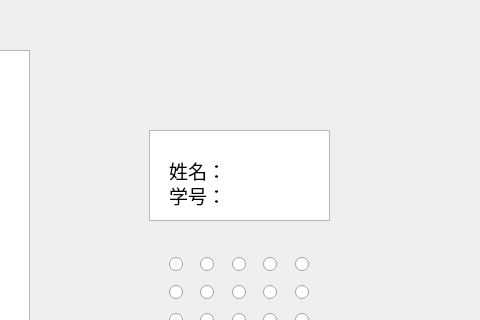
Old version of the form source/studentexam.ui in the repository Sodataco/exam-system; both pictures show x 511 to 991 and y 0 to 320 of the 991 by 730 pixel window.
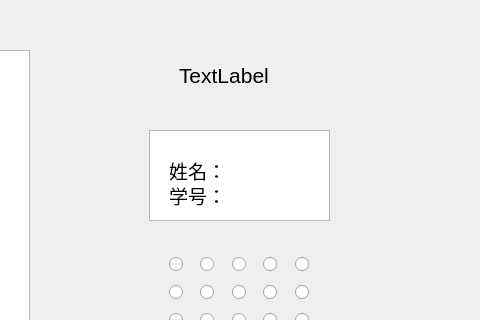
New version of the form. The open tabs and pages were chosen to show the change.

The edit to the form file:
```diff
--- a/source/studentexam.ui
+++ b/source/studentexam.ui
@@ -532,6 +532,24 @@
     </widget>
    </widget>
   </widget>
+  <widget class="QLabel" name="countdownLabel">
+   <property name="geometry">
+    <rect>
+     <x>690</x>
+     <y>55</y>
+     <width>161</width>
+     <height>41</height>
+    </rect>
+   </property>
+   <property name="font">
+    <font>
+     <pointsize>16</pointsize>
+    </font>
+   </property>
+   <property name="text">
+    <string>TextLabel</string>
+   </property>
+  </widget>
  </widget>
  <resources/>
  <connections/>
```
Left out of the diff: 2 changed lines with no effect on the pictures.
